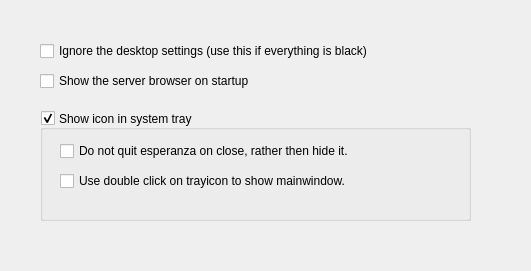
Old version of the form src/dialogs/firsttimewizard/gui.ui in the repository theefer/esperanza.
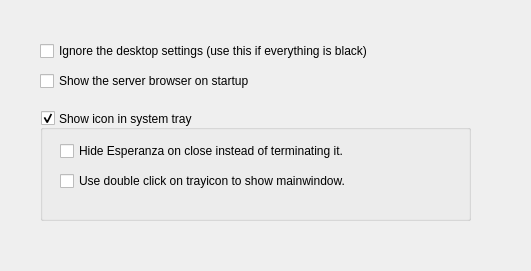
New version of the form.

Commit message: Fixed confusing wording in the FTW

The edit to the form file:
```diff
--- a/src/dialogs/firsttimewizard/gui.ui
+++ b/src/dialogs/firsttimewizard/gui.ui
@@ -92,7 +92,7 @@
      </font>
     </property>
     <property name="text" >
-     <string>Do not quit esperanza on close, rather then hide it.</string>
+     <string>Hide Esperanza on close instead of terminating it.</string>
     </property>
    </widget>
    <widget class="QCheckBox" name="singleOrDoubleClick" >
```
